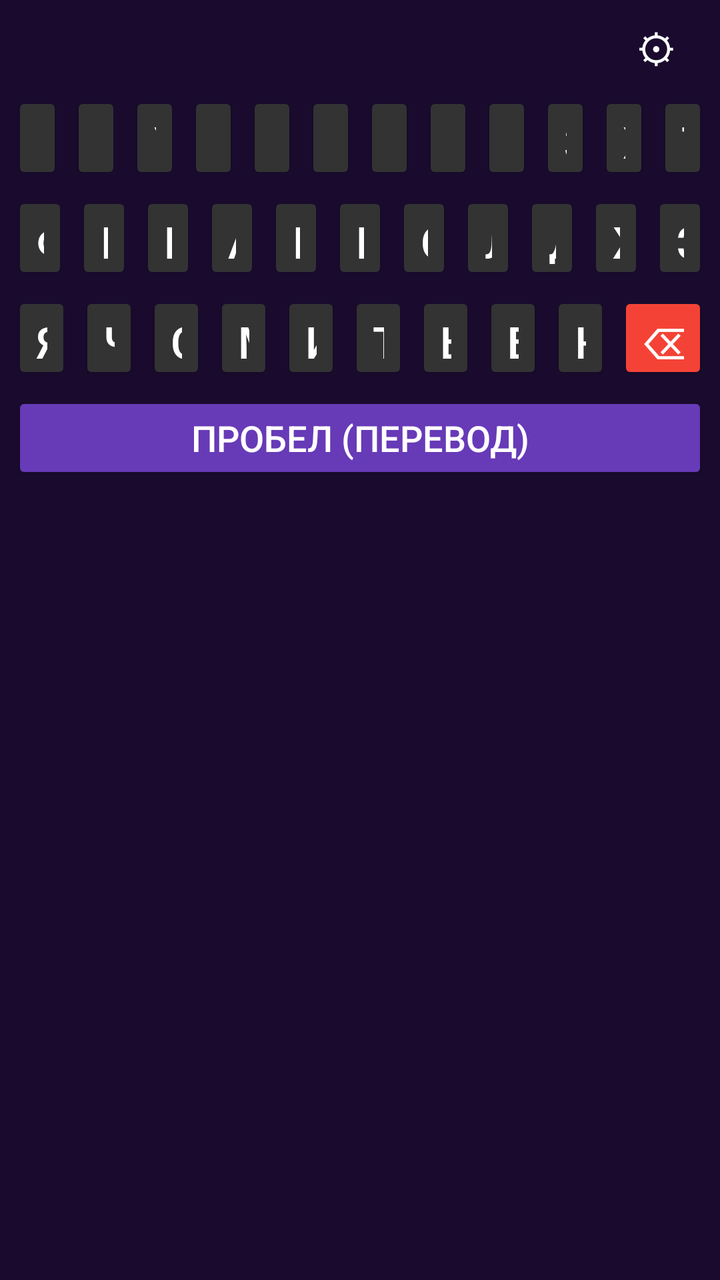
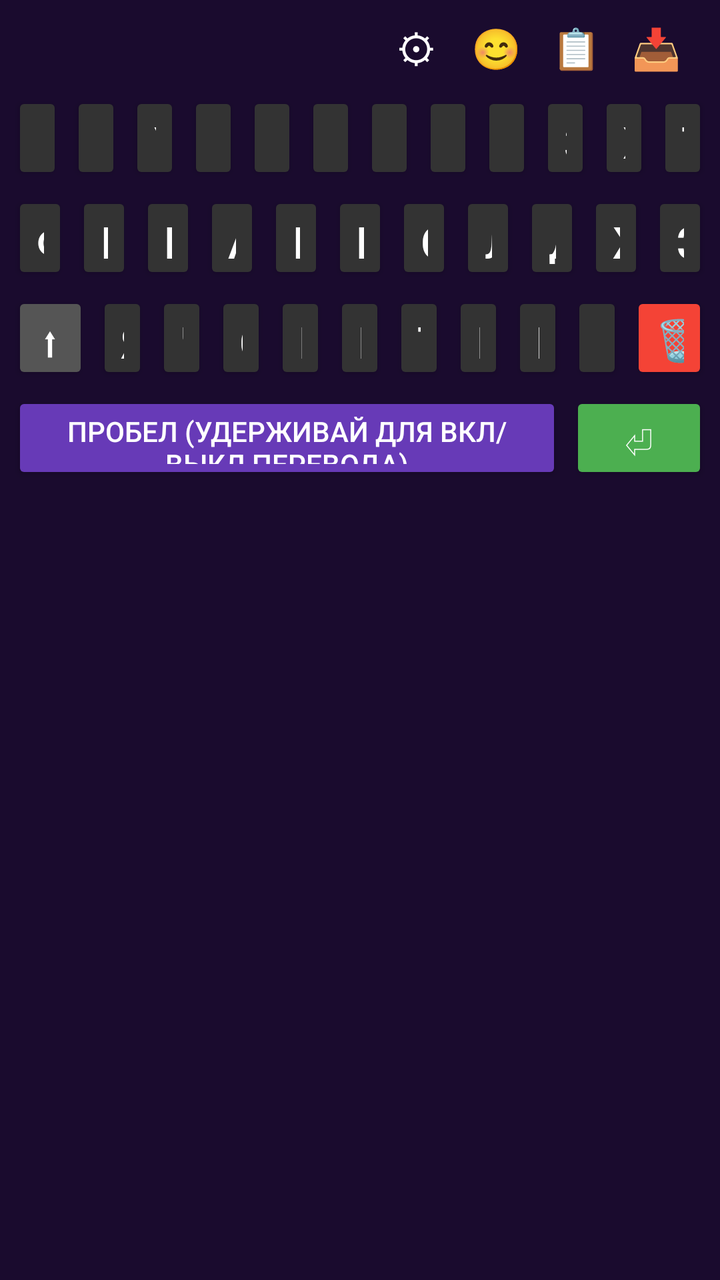

Compare the two renders of this Android layout. The source of the first and the diff that turns it into the second are given below.
<!-- AndroidManifest.xml: application theme Theme.AppCompat.DayNight.NoActionBar -->
<!-- res/layout/keyboard_layout.xml -->
<?xml version="1.0" encoding="utf-8"?>
<LinearLayout xmlns:android="http://schemas.android.com/apk/res/android"
    android:layout_width="match_parent"
    android:layout_height="wrap_content"
    android:orientation="vertical"
    android:background="#1A0B2E"
    android:padding="4dp">

    
    <LinearLayout
        android:layout_width="match_parent"
        android:layout_height="40dp"
        android:orientation="horizontal"
        android:gravity="end"
        android:paddingRight="8dp">
        <Button
            android:id="@+id/btnSettings"
            android:layout_width="40dp"
            android:layout_height="40dp"
            android:text="⚙"
            android:textSize="20sp"
            android:textColor="#FFFFFF"
            android:backgroundTint="#00000000"
            android:background="@null" />
    </LinearLayout>

    
    <LinearLayout android:layout_width="match_parent" android:layout_height="50dp" android:orientation="horizontal">
        <Button android:id="@+id/k_й" android:layout_width="0dp" android:layout_weight="1" android:layout_height="match_parent" android:text="й" android:textSize="22sp" android:textColor="#FFFFFF" android:backgroundTint="#333333" android:layout_margin="2dp"/>
        <Button android:id="@+id/k_ц" android:layout_width="0dp" android:layout_weight="1" android:layout_height="match_parent" android:text="ц" android:textSize="22sp" android:textColor="#FFFFFF" android:backgroundTint="#333333" android:layout_margin="2dp"/>
        <Button android:id="@+id/k_у" android:layout_width="0dp" android:layout_weight="1" android:layout_height="match_parent" android:text="у" android:textSize="22sp" android:textColor="#FFFFFF" android:backgroundTint="#333333" android:layout_margin="2dp"/>
        <Button android:id="@+id/k_к" android:layout_width="0dp" android:layout_weight="1" android:layout_height="match_parent" android:text="к" android:textSize="22sp" android:textColor="#FFFFFF" android:backgroundTint="#333333" android:layout_margin="2dp"/>
        <Button android:id="@+id/k_е" android:layout_width="0dp" android:layout_weight="1" android:layout_height="match_parent" android:text="е" android:textSize="22sp" android:textColor="#FFFFFF" android:backgroundTint="#333333" android:layout_margin="2dp"/>
        <Button android:id="@+id/k_н" android:layout_width="0dp" android:layout_weight="1" android:layout_height="match_parent" android:text="н" android:textSize="22sp" android:textColor="#FFFFFF" android:backgroundTint="#333333" android:layout_margin="2dp"/>
        <Button android:id="@+id/k_г" android:layout_width="0dp" android:layout_weight="1" android:layout_height="match_parent" android:text="г" android:textSize="22sp" android:textColor="#FFFFFF" android:backgroundTint="#333333" android:layout_margin="2dp"/>
        <Button android:id="@+id/k_ш" android:layout_width="0dp" android:layout_weight="1" android:layout_height="match_parent" android:text="ш" android:textSize="22sp" android:textColor="#FFFFFF" android:backgroundTint="#333333" android:layout_margin="2dp"/>
        <Button android:id="@+id/k_щ" android:layout_width="0dp" android:layout_weight="1" android:layout_height="match_parent" android:text="щ" android:textSize="22sp" android:textColor="#FFFFFF" android:backgroundTint="#333333" android:layout_margin="2dp"/>
        <Button android:id="@+id/k_з" android:layout_width="0dp" android:layout_weight="1" android:layout_height="match_parent" android:text="з" android:textSize="22sp" android:textColor="#FFFFFF" android:backgroundTint="#333333" android:layout_margin="2dp"/>
        <Button android:id="@+id/k_х" android:layout_width="0dp" android:layout_weight="1" android:layout_height="match_parent" android:text="х" android:textSize="22sp" android:textColor="#FFFFFF" android:backgroundTint="#333333" android:layout_margin="2dp"/>
        <Button android:id="@+id/k_ъ" android:layout_width="0dp" android:layout_weight="1" android:layout_height="match_parent" android:text="ъ" android:textSize="22sp" android:textColor="#FFFFFF" android:backgroundTint="#333333" android:layout_margin="2dp"/>
    </LinearLayout>

    
    <LinearLayout android:layout_width="match_parent" android:layout_height="50dp" android:orientation="horizontal">
        <Button android:id="@+id/k_ф" android:layout_width="0dp" android:layout_weight="1" android:layout_height="match_parent" android:text="ф" android:textSize="22sp" android:textColor="#FFFFFF" android:backgroundTint="#333333" android:layout_margin="2dp"/>
        <Button android:id="@+id/k_ы" android:layout_width="0dp" android:layout_weight="1" android:layout_height="match_parent" android:text="ы" android:textSize="22sp" android:textColor="#FFFFFF" android:backgroundTint="#333333" android:layout_margin="2dp"/>
        <Button android:id="@+id/k_в" android:layout_width="0dp" android:layout_weight="1" android:layout_height="match_parent" android:text="в" android:textSize="22sp" android:textColor="#FFFFFF" android:backgroundTint="#333333" android:layout_margin="2dp"/>
        <Button android:id="@+id/k_а" android:layout_width="0dp" android:layout_weight="1" android:layout_height="match_parent" android:text="а" android:textSize="22sp" android:textColor="#FFFFFF" android:backgroundTint="#333333" android:layout_margin="2dp"/>
        <Button android:id="@+id/k_п" android:layout_width="0dp" android:layout_weight="1" android:layout_height="match_parent" android:text="п" android:textSize="22sp" android:textColor="#FFFFFF" android:backgroundTint="#333333" android:layout_margin="2dp"/>
        <Button android:id="@+id/k_р" android:layout_width="0dp" android:layout_weight="1" android:layout_height="match_parent" android:text="р" android:textSize="22sp" android:textColor="#FFFFFF" android:backgroundTint="#333333" android:layout_margin="2dp"/>
        <Button android:id="@+id/k_о" android:layout_width="0dp" android:layout_weight="1" android:layout_height="match_parent" android:text="о" android:textSize="22sp" android:textColor="#FFFFFF" android:backgroundTint="#333333" android:layout_margin="2dp"/>
        <Button android:id="@+id/k_л" android:layout_width="0dp" android:layout_weight="1" android:layout_height="match_parent" android:text="л" android:textSize="22sp" android:textColor="#FFFFFF" android:backgroundTint="#333333" android:layout_margin="2dp"/>
        <Button android:id="@+id/k_д" android:layout_width="0dp" android:layout_weight="1" android:layout_height="match_parent" android:text="д" android:textSize="22sp" android:textColor="#FFFFFF" android:backgroundTint="#333333" android:layout_margin="2dp"/>
        <Button android:id="@+id/k_ж" android:layout_width="0dp" android:layout_weight="1" android:layout_height="match_parent" android:text="ж" android:textSize="22sp" android:textColor="#FFFFFF" android:backgroundTint="#333333" android:layout_margin="2dp"/>
        <Button android:id="@+id/k_э" android:layout_width="0dp" android:layout_weight="1" android:layout_height="match_parent" android:text="э" android:textSize="22sp" android:textColor="#FFFFFF" android:backgroundTint="#333333" android:layout_margin="2dp"/>
    </LinearLayout>

    
    <LinearLayout android:layout_width="match_parent" android:layout_height="50dp" android:orientation="horizontal">
        <Button android:id="@+id/k_я" android:layout_width="0dp" android:layout_weight="1" android:layout_height="match_parent" android:text="я" android:textSize="22sp" android:textColor="#FFFFFF" android:backgroundTint="#333333" android:layout_margin="2dp"/>
        <Button android:id="@+id/k_ч" android:layout_width="0dp" android:layout_weight="1" android:layout_height="match_parent" android:text="ч" android:textSize="22sp" android:textColor="#FFFFFF" android:backgroundTint="#333333" android:layout_margin="2dp"/>
        <Button android:id="@+id/k_с" android:layout_width="0dp" android:layout_weight="1" android:layout_height="match_parent" android:text="с" android:textSize="22sp" android:textColor="#FFFFFF" android:backgroundTint="#333333" android:layout_margin="2dp"/>
        <Button android:id="@+id/k_м" android:layout_width="0dp" android:layout_weight="1" android:layout_height="match_parent" android:text="м" android:textSize="22sp" android:textColor="#FFFFFF" android:backgroundTint="#333333" android:layout_margin="2dp"/>
        <Button android:id="@+id/k_и" android:layout_width="0dp" android:layout_weight="1" android:layout_height="match_parent" android:text="и" android:textSize="22sp" android:textColor="#FFFFFF" android:backgroundTint="#333333" android:layout_margin="2dp"/>
        <Button android:id="@+id/k_т" android:layout_width="0dp" android:layout_weight="1" android:layout_height="match_parent" android:text="т" android:textSize="22sp" android:textColor="#FFFFFF" android:backgroundTint="#333333" android:layout_margin="2dp"/>
        <Button android:id="@+id/k_ь" android:layout_width="0dp" android:layout_weight="1" android:layout_height="match_parent" android:text="ь" android:textSize="22sp" android:textColor="#FFFFFF" android:backgroundTint="#333333" android:layout_margin="2dp"/>
        <Button android:id="@+id/k_б" android:layout_width="0dp" android:layout_weight="1" android:layout_height="match_parent" android:text="б" android:textSize="22sp" android:textColor="#FFFFFF" android:backgroundTint="#333333" android:layout_margin="2dp"/>
        <Button android:id="@+id/k_ю" android:layout_width="0dp" android:layout_weight="1" android:layout_height="match_parent" android:text="ю" android:textSize="22sp" android:textColor="#FFFFFF" android:backgroundTint="#333333" android:layout_margin="2dp"/>
        <Button android:id="@+id/btnBackspace" android:layout_width="0dp" android:layout_weight="1.5" android:layout_height="match_parent" android:text="⌫" android:textSize="22sp" android:textColor="#FFFFFF" android:backgroundTint="#F44336" android:layout_margin="2dp"/>
    </LinearLayout>

    
    <LinearLayout android:layout_width="match_parent" android:layout_height="50dp" android:orientation="horizontal">
        <Button android:id="@+id/btnSpace" android:layout_width="0dp" android:layout_weight="1" android:layout_height="match_parent" android:text="ПРОБЕЛ (Перевод)" android:textSize="18sp" android:textColor="#FFFFFF" android:backgroundTint="#673AB7" android:layout_margin="2dp"/>
    </LinearLayout>
</LinearLayout>
<!-- resources referenced by this layout -->
<resources>

</resources>

<!-- the commit's change to res/layout/keyboard_layout.xml (unified diff, before → after) -->
@@ -13,15 +13,10 @@
         android:orientation="horizontal"
         android:gravity="end"
         android:paddingRight="8dp">
-        <Button
-            android:id="@+id/btnSettings"
-            android:layout_width="40dp"
-            android:layout_height="40dp"
-            android:text="⚙"
-            android:textSize="20sp"
-            android:textColor="#FFFFFF"
-            android:backgroundTint="#00000000"
-            android:background="@null" />
+        <Button android:id="@+id/btnSettings" android:layout_width="40dp" android:layout_height="40dp" android:text="⚙" android:textSize="20sp" android:textColor="#FFFFFF" android:backgroundTint="#00000000" android:background="@null" />
+        <Button android:id="@+id/btnEmoji" android:layout_width="40dp" android:layout_height="40dp" android:text="😊" android:textSize="20sp" android:textColor="#FFFFFF" android:backgroundTint="#00000000" android:background="@null" />
+        <Button android:id="@+id/btnCopy" android:layout_width="40dp" android:layout_height="40dp" android:text="📋" android:textSize="20sp" android:textColor="#FFFFFF" android:backgroundTint="#00000000" android:background="@null" />
+        <Button android:id="@+id/btnPaste" android:layout_width="40dp" android:layout_height="40dp" android:text="📥" android:textSize="20sp" android:textColor="#FFFFFF" android:backgroundTint="#00000000" android:background="@null" />
     </LinearLayout>
 
     
@@ -57,6 +52,9 @@
 
     
     <LinearLayout android:layout_width="match_parent" android:layout_height="50dp" android:orientation="horizontal">
+        
+        <Button android:id="@+id/btnShift" android:layout_width="0dp" android:layout_weight="1.5" android:layout_height="match_parent" android:text="⬆" android:textSize="20sp" android:textColor="#FFFFFF" android:backgroundTint="#555555" android:layout_margin="2dp"/>
+        
         <Button android:id="@+id/k_я" android:layout_width="0dp" android:layout_weight="1" android:layout_height="match_parent" android:text="я" android:textSize="22sp" android:textColor="#FFFFFF" android:backgroundTint="#333333" android:layout_margin="2dp"/>
         <Button android:id="@+id/k_ч" android:layout_width="0dp" android:layout_weight="1" android:layout_height="match_parent" android:text="ч" android:textSize="22sp" android:textColor="#FFFFFF" android:backgroundTint="#333333" android:layout_margin="2dp"/>
         <Button android:id="@+id/k_с" android:layout_width="0dp" android:layout_weight="1" android:layout_height="match_parent" android:text="с" android:textSize="22sp" android:textColor="#FFFFFF" android:backgroundTint="#333333" android:layout_margin="2dp"/>
@@ -66,11 +64,14 @@
         <Button android:id="@+id/k_ь" android:layout_width="0dp" android:layout_weight="1" android:layout_height="match_parent" android:text="ь" android:textSize="22sp" android:textColor="#FFFFFF" android:backgroundTint="#333333" android:layout_margin="2dp"/>
         <Button android:id="@+id/k_б" android:layout_width="0dp" android:layout_weight="1" android:layout_height="match_parent" android:text="б" android:textSize="22sp" android:textColor="#FFFFFF" android:backgroundTint="#333333" android:layout_margin="2dp"/>
         <Button android:id="@+id/k_ю" android:layout_width="0dp" android:layout_weight="1" android:layout_height="match_parent" android:text="ю" android:textSize="22sp" android:textColor="#FFFFFF" android:backgroundTint="#333333" android:layout_margin="2dp"/>
-        <Button android:id="@+id/btnBackspace" android:layout_width="0dp" android:layout_weight="1.5" android:layout_height="match_parent" android:text="⌫" android:textSize="22sp" android:textColor="#FFFFFF" android:backgroundTint="#F44336" android:layout_margin="2dp"/>
+        
+        
+        <Button android:id="@+id/btnDelWord" android:layout_width="0dp" android:layout_weight="1.5" android:layout_height="match_parent" android:text="🗑" android:textSize="20sp" android:textColor="#FFFFFF" android:backgroundTint="#F44336" android:layout_margin="2dp"/>
     </LinearLayout>
 
     
-    <LinearLayout android:layout_width="match_parent" android:layout_height="50dp" android:orientation="horizontal">
-        <Button android:id="@+id/btnSpace" android:layout_width="0dp" android:layout_weight="1" android:layout_height="match_parent" android:text="ПРОБЕЛ (Перевод)" android:textSize="18sp" android:textColor="#FFFFFF" android:backgroundTint="#673AB7" android:layout_margin="2dp"/>
+    <LinearLayout android:layout_width="match_parent" android:layout_height="50dp" android:orientation="horizontal" android:gravity="center">
+        <Button android:id="@+id/btnSpace" android:layout_width="0dp" android:layout_weight="4" android:layout_height="match_parent" android:text="ПРОБЕЛ (Удерживай для вкл/выкл перевода)" android:textSize="14sp" android:textColor="#FFFFFF" android:backgroundTint="#673AB7" android:layout_margin="2dp"/>
+        <Button android:id="@+id/btnEnter" android:layout_width="0dp" android:layout_weight="1" android:layout_height="match_parent" android:text="⏎" android:textSize="20sp" android:textColor="#FFFFFF" android:backgroundTint="#4CAF50" android:layout_margin="2dp"/>
     </LinearLayout>
 </LinearLayout>
